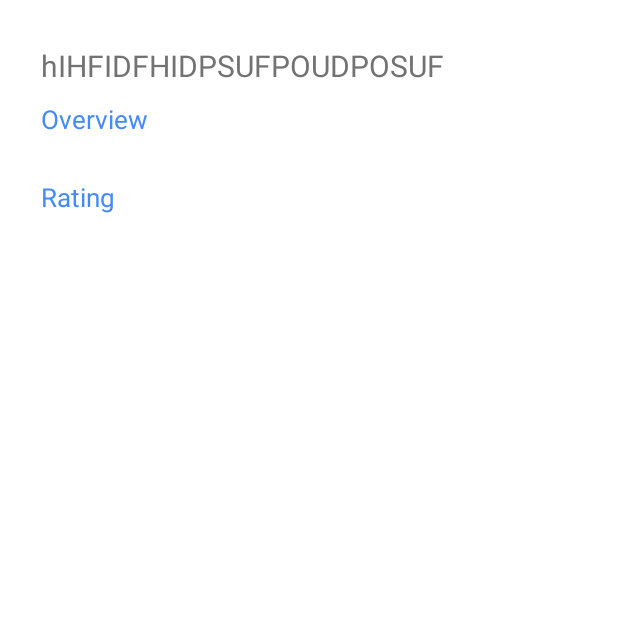
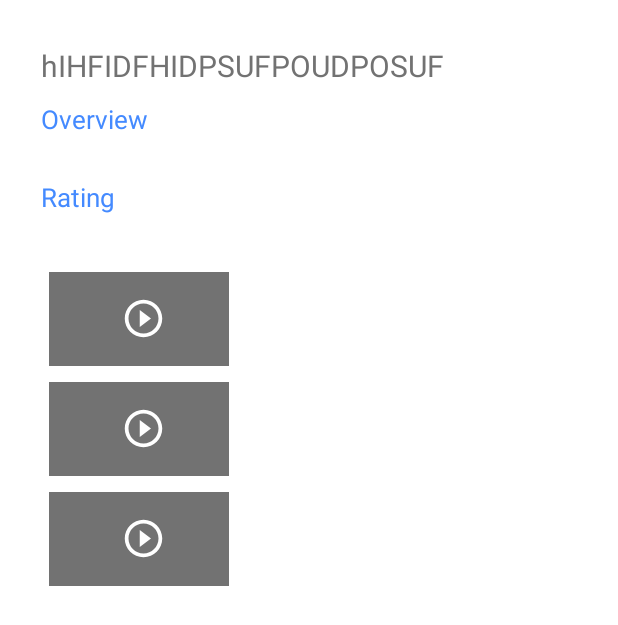
Before and after one commit to Nsikaktopdown/PopularMovies, an Android app: the layout content_movie__details.xml on its own in the app's theme, with its tools: preview values and no code run, on a phone screen of 412 x 824 dp. Shown: the top 625 px of the screen. Run offline under Robolectric (Android 15) with nearby library versions, the phone set to English and light mode, and no system bars.

Commit message:
Complete Popular Movie Stage 2

```diff
--- a/app/build.gradle
+++ b/app/build.gradle
@@ -22,7 +22,7 @@ android {
 
     ext {
 
-        daggerVersion = "2.7"
+        daggerVersion = "2.6.1"
         supportLibraryVersion = "25.0.1"
         junitTest = "4.12"
         volley = "1.0.19"
--- a/app/src/main/java/ng/volymat/popularmovies/data/MovieContract.java
+++ b/app/src/main/java/ng/volymat/popularmovies/data/MovieContract.java
@@ -79,7 +79,8 @@ public class MovieContract {
             MovieEntry.COLUMN_GENRE,
             MovieEntry.COLUMN_DATE,
             MovieEntry.COLUMN_OVERVIEW,
-            MovieEntry._ID
+            MovieEntry._ID,
+            MovieEntry.COLUMN_MOVIE_ID
     };
     public static String getMovieIDFromUri(Uri uri) {
         return uri.getPathSegments().get(1);
--- a/app/src/main/java/ng/volymat/popularmovies/data/MovieDdHelper.java
+++ b/app/src/main/java/ng/volymat/popularmovies/data/MovieDdHelper.java
@@ -57,7 +57,7 @@ public class MovieDdHelper extends SQLiteOpenHelper {
     public static final String SQL_FAVORITE_TABLE =
             "CREATE TABLE " + MovieContract.Favorites.TABLE_NAME + " (" +
                     MovieContract.Favorites._ID + " INTEGER PRIMARY KEY AUTOINCREMENT, " +
-                    COLUMN_MOVIE_ID_KEY + " INTEGER NOT NULL, " +
+                    MovieContract.Favorites.COLUMN_MOVIE_ID_KEY + " INTEGER NOT NULL, " +
 
                     " FOREIGN KEY (" + COLUMN_MOVIE_ID_KEY + ") REFERENCES " +
                     MovieContract.MovieEntry.TABLE_NAME + " (" + MovieContract.MovieEntry._ID + ") " +
--- a/app/src/main/java/ng/volymat/popularmovies/data/MovieProvider.java
+++ b/app/src/main/java/ng/volymat/popularmovies/data/MovieProvider.java
@@ -164,12 +164,12 @@ public class MovieProvider extends ContentProvider {
 
             }
 
-            case  FAVORITES:{
+            case  FAVORITES:
 
                 cursor = getMoviesFromReferenceTable(MovieContract.Favorites.TABLE_NAME,
                         projection, selection, selectionArgs, sortOrder);
                 break;
-            }
+
             default:
                 throw new
 
@@ -187,7 +187,7 @@ public class MovieProvider extends ContentProvider {
         return null;
     }
 
-    @Nullable
+
     @Override
     public Uri insert(@NonNull Uri uri,  ContentValues values) {
         SQLiteDatabase db = mOpenHelper.getWritableDatabase();
--- /dev/null
+++ b/app/src/main/res/drawable/ic_play_circle_outline_black_24dp.xml
@@ -0,0 +1,9 @@
+<vector xmlns:android="http://schemas.android.com/apk/res/android"
+        android:width="24dp"
+        android:height="24dp"
+        android:viewportWidth="24.0"
+        android:viewportHeight="24.0">
+    <path
+        android:fillColor="#FFf"
+        android:pathData="M10,16.5l6,-4.5 -6,-4.5v9zM12,2C6.48,2 2,6.48 2,12s4.48,10 10,10 10,-4.48 10,-10S17.52,2 12,2zM12,20c-4.41,0 -8,-3.59 -8,-8s3.59,-8 8,-8 8,3.59 8,8 -3.59,8 -8,8z"/>
+</vector>
--- a/app/src/main/res/layout/content_movie__details.xml
+++ b/app/src/main/res/layout/content_movie__details.xml
@@ -71,7 +71,19 @@
                 android:layout_marginTop="2dp"
                 android:textColor="@color/textcolor"
                 android:textSize="13sp" />
+
+        <android.support.v7.widget.RecyclerView
+            android:id="@+id/video_list"
+            android:layout_marginTop="10dp"
+            android:layout_width="match_parent"
+            android:layout_height="match_parent"
+            android:clipToPadding="false"
+            android:scrollbars="vertical"
+            tools:listitem="@layout/video_item"
+            android:layout_marginBottom="20dp"/>
+
         </LinearLayout>
 
 
+
 </android.support.v4.widget.NestedScrollView>
--- /dev/null
+++ b/app/src/main/res/layout/video_item.xml
@@ -0,0 +1,50 @@
+<?xml version="1.0" encoding="utf-8"?>
+<RelativeLayout xmlns:android="http://schemas.android.com/apk/res/android"
+    xmlns:app="http://schemas.android.com/apk/res-auto"
+    android:orientation="vertical"
+    android:layout_width="match_parent"
+    android:layout_height="wrap_content">
+    <ng.volymat.popularmovies.ui.DynamicHeightNetworkImageView
+        android:scaleType="fitXY"
+        android:layout_margin="5dp"
+        android:background="#727272"
+        android:id="@+id/video_thumbnail"
+        android:layout_width="120dp"
+        android:layout_height="120dp" />
+
+    <ImageView
+        app:srcCompat="@drawable/ic_play_circle_outline_black_24dp"
+        android:layout_width="30dp"
+        android:layout_height="30dp"
+        android:layout_marginRight="42dp"
+        android:layout_marginEnd="42dp"
+        android:layout_centerVertical="true"
+        android:layout_alignRight="@+id/video_thumbnail"
+        android:layout_alignEnd="@+id/video_thumbnail" />
+
+    <TextView
+        android:textColor="#212121"
+        android:layout_marginLeft="5dp"
+        android:layout_marginTop="5dp"
+        android:layout_width="wrap_content"
+        android:layout_height="wrap_content"
+        android:textSize="15sp"
+        android:layout_toRightOf="@id/video_thumbnail"
+        android:id="@+id/video_title"/>
+    <TextView
+        android:layout_marginLeft="5dp"
+        android:layout_marginTop="5dp"
+        android:layout_width="wrap_content"
+        android:layout_height="wrap_content"
+        android:layout_below="@id/video_title"
+        android:layout_toRightOf="@id/video_thumbnail"
+        android:id="@+id/video_site"/>
+    <TextView
+        android:layout_marginLeft="5dp"
+        android:layout_width="wrap_content"
+        android:layout_height="wrap_content"
+        android:textColor="@color/colorAccent"
+        android:layout_below="@id/video_site"
+        android:layout_toRightOf="@id/video_thumbnail"
+        android:id="@+id/video_type"/>
+</RelativeLayout>
```
Also changed, not shown: app/src/main/java/ng/volymat/popularmovies/Movie_Details.java (+128 -5 lines), app/src/main/java/ng/volymat/popularmovies/app/AppController.java (+7 -1 lines), app/src/main/java/ng/volymat/popularmovies/app/AppModule.java (added, +29 -0 lines), app/src/main/java/ng/volymat/popularmovies/app/NetworkComponent.java (added, +26 -0 lines), app/src/main/java/ng/volymat/popularmovies/app/ServiceModule.java (added, +21 -0 lines), app/src/main/java/ng/volymat/popularmovies/custom/MovieVideoAdapter.java (added, +105 -0 lines), app/src/main/java/ng/volymat/popularmovies/model/MovieVideo.java (added, +73 -0 lines), app/src/main/java/ng/volymat/popularmovies/sync/FavoritesService.java (added, +56 -0 lines), app/src/main/java/ng/volymat/popularmovies/utils/NetworkUtils.java (+14 -2 lines), app/src/main/java/ng/volymat/popularmovies/utils/VideoJsonUtil.java (added, +53 -0 lines), app/src/main/java/ng/volymat/popularmovies/sync/MovieSyncTask.java (line endings or trailing spaces).
